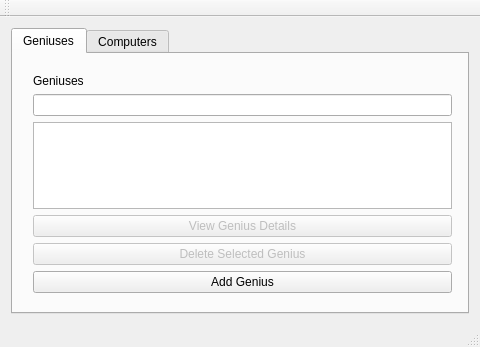
danielm15/VLN1-2016-Hopur_16, file mainwindow.ui: the form before one commit.
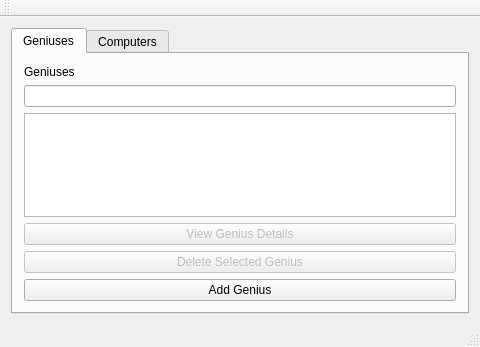
The form after the commit.

What changed in the file:
```diff
--- a/mainwindow.ui
+++ b/mainwindow.ui
@@ -24,15 +24,8 @@
        <attribute name="title">
         <string>Geniuses</string>
        </attribute>
-       <widget class="QWidget" name="verticalLayoutWidget">
-        <property name="geometry">
-         <rect>
-          <x>9</x>
-          <y>9</y>
-          <width>441</width>
-          <height>241</height>
-         </rect>
-        </property>
+       <layout class="QVBoxLayout" name="verticalLayout_5">
+        <item>
         <layout class="QVBoxLayout" name="verticalLayout_3">
          <item>
           <widget class="QLabel" name="labelGeniuses">
@@ -75,7 +68,8 @@
           </widget>
          </item>
         </layout>
-       </widget>
+        </item>
+       </layout>
       </widget>
       <widget class="QWidget" name="tabComputers">
        <attribute name="title">
```
Left out of the diff: 14 changed lines with no effect on the pictures. Lines whose indentation alone changed are shown as unchanged.
